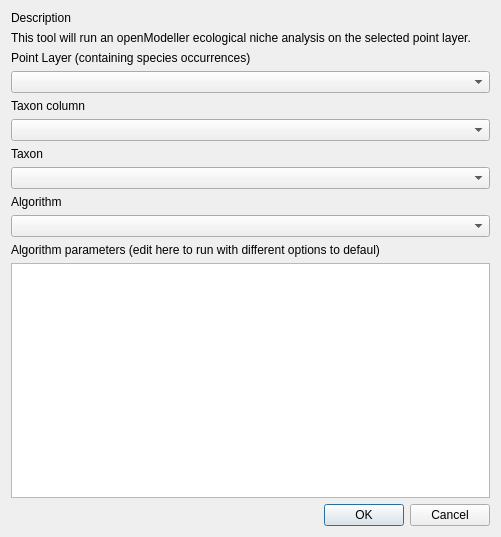
Before: the Qt Designer form species_explorer/openmodeller_dialog_base.ui in kartoza/SpeciesExplorer, drawn with Qt 5.
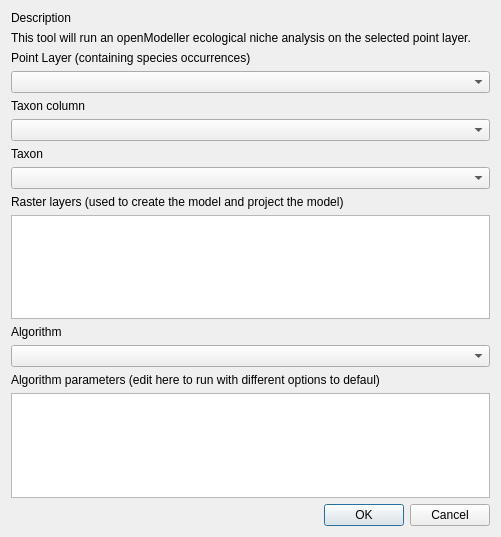
After: the same form once the commit is applied.

Commit message: Populate rasters list

```diff
--- a/species_explorer/openmodeller_dialog_base.ui
+++ b/species_explorer/openmodeller_dialog_base.ui
@@ -48,17 +48,24 @@
      </property>
     </widget>
    </item>
-   <item row="8" column="0">
+   <item row="10" column="0">
     <widget class="QLabel" name="label_6">
      <property name="text">
       <string>Algorithm</string>
      </property>
     </widget>
    </item>
+   <item row="9" column="0">
+    <widget class="QListWidget" name="raster_layers">
+     <property name="selectionMode">
+      <enum>QAbstractItemView::MultiSelection</enum>
+     </property>
+    </widget>
+   </item>
    <item row="12" column="0">
-    <widget class="QDialogButtonBox" name="button_box">
-     <property name="standardButtons">
-      <set>QDialogButtonBox::Cancel|QDialogButtonBox::Ok</set>
+    <widget class="QLabel" name="label_7">
+     <property name="text">
+      <string>Algorithm parameters (edit here to run with different options to defaul)</string>
      </property>
     </widget>
    </item>
@@ -72,21 +79,28 @@
      </property>
     </widget>
    </item>
-   <item row="10" column="0">
-    <widget class="QLabel" name="label_7">
-     <property name="text">
-      <string>Algorithm parameters (edit here to run with different options to defaul)</string>
+   <item row="14" column="0">
+    <widget class="QDialogButtonBox" name="button_box">
+     <property name="standardButtons">
+      <set>QDialogButtonBox::Cancel|QDialogButtonBox::Ok</set>
      </property>
     </widget>
    </item>
+   <item row="13" column="0">
+    <widget class="QPlainTextEdit" name="algorithm_parameters"/>
+   </item>
+   <item row="11" column="0">
+    <widget class="QComboBox" name="algorithm"/>
+   </item>
    <item row="3" column="0">
     <widget class="QComboBox" name="point_layers"/>
    </item>
-   <item row="9" column="0">
-    <widget class="QComboBox" name="algorithm"/>
-   </item>
-   <item row="11" column="0">
-    <widget class="QPlainTextEdit" name="algorithm_parameters"/>
+   <item row="8" column="0">
+    <widget class="QLabel" name="label_8">
+     <property name="text">
+      <string>Raster layers (used to create the model and project the model)</string>
+     </property>
+    </widget>
    </item>
   </layout>
  </widget>
```
Left out of the diff: 6 changed lines with no effect on the pictures. The commit also changes 1 other file.
